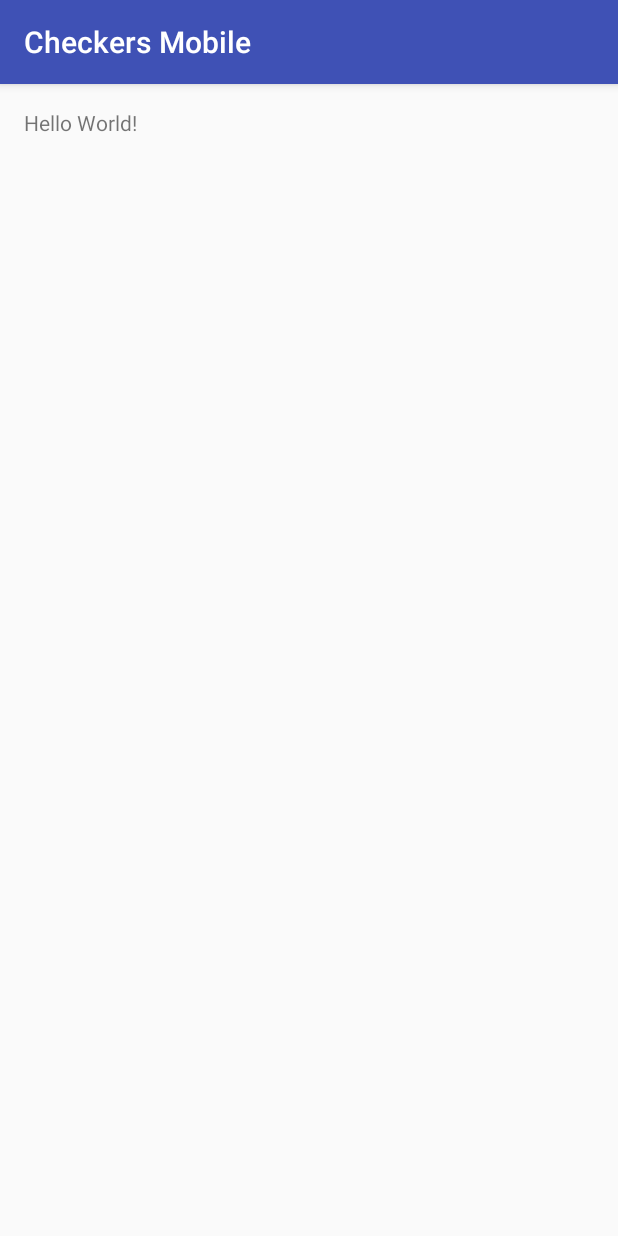
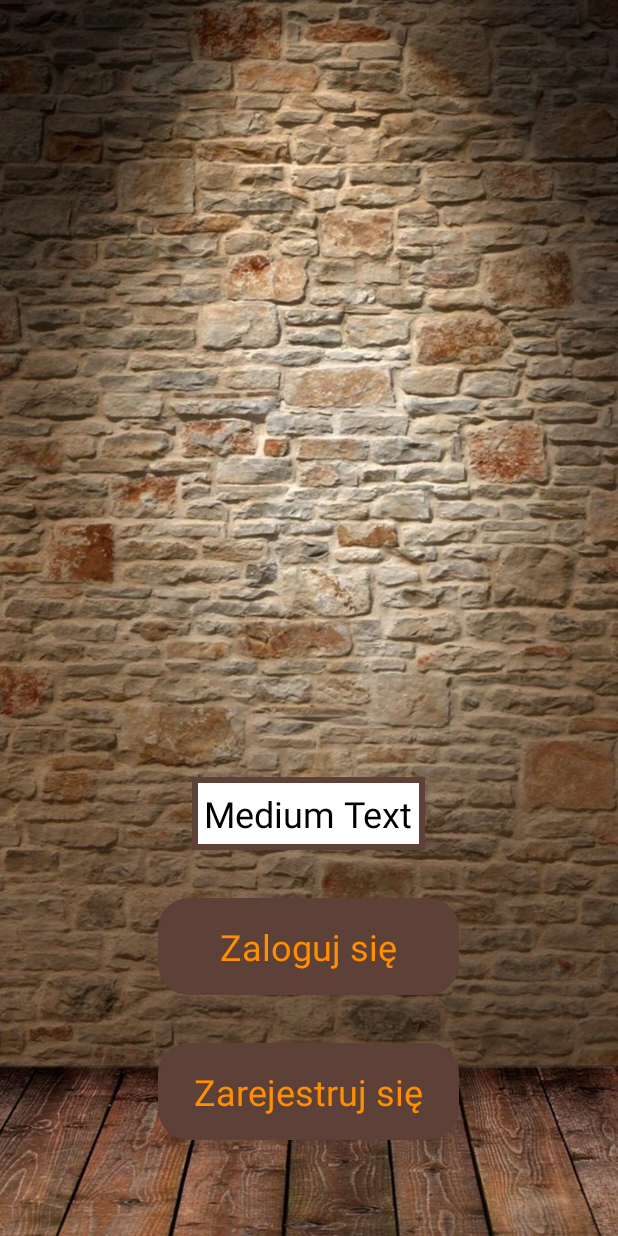
Before and after one commit to PSyron/CheckersMobile, an Android app: the screen it shows after launch (LoginActivity), on a phone screen of 412 x 824 dp. Run offline under Robolectric (Android 15) with nearby library versions, the phone set to English and light mode, and no system bars; our stand-ins replace ButterKnife.

Commit message:
Login UI in progress

```diff
--- a/MyApplication/app/src/main/AndroidManifest.xml
+++ b/MyApplication/app/src/main/AndroidManifest.xml
@@ -8,7 +8,9 @@
         android:label="@string/app_name"
         android:supportsRtl="true"
         android:theme="@style/AppTheme">
-        <activity android:name=".gui.LoginActivity">
+        <activity
+            android:name=".gui.LoginActivity"
+            android:theme="@style/Theme.AppCompat.Light.NoActionBar">
             <intent-filter>
                 <action android:name="android.intent.action.MAIN" />
 
--- a/MyApplication/app/src/main/java/pl/checkersmobile/gui/LoginActivity.java
+++ b/MyApplication/app/src/main/java/pl/checkersmobile/gui/LoginActivity.java
@@ -3,6 +3,8 @@ package pl.checkersmobile.gui;
 import android.os.Bundle;
 import android.support.v7.app.AppCompatActivity;
 import android.widget.TextView;
+
+import org.w3c.dom.Text;
 
 import butterknife.Bind;
 import butterknife.ButterKnife;
@@ -10,8 +12,11 @@ import pl.checkersmobile.R;
 
 public class LoginActivity extends AppCompatActivity {
 
-    @Bind(R.id.hello_world)
-    TextView mHelloWorld;
+    @Bind(R.id.activity_login_tvLogin)
+    TextView tvLogin;
+    @Bind(R.id.activity_login_tvRegister)
+    TextView tvRegister;
+
 
     @Override
     protected void onCreate(Bundle savedInstanceState) {
--- /dev/null
+++ b/MyApplication/app/src/main/res/drawable/rounded_button.xml
@@ -0,0 +1,17 @@
+<?xml version="1.0" encoding="utf-8"?>
+<shape xmlns:android="http://schemas.android.com/apk/res/android" >
+
+    <stroke
+        android:width="1dp"
+        android:color="@color/buttonBng" />
+
+    <solid android:color="@color/buttonBng" />
+
+    <padding
+        android:left="2dp"
+        android:right="2dp"
+        android:top="2dp" />
+
+    <corners android:radius="20dp" />
+
+</shape>
--- /dev/null
+++ b/MyApplication/app/src/main/res/drawable/textbox_stroke.xml
@@ -0,0 +1,4 @@
+<shape xmlns:android="http://schemas.android.com/apk/res/android" android:shape="rectangle" >
+    <stroke android:width="4dp" android:color="@color/buttonBng" />
+    <solid  android:color="@android:color/white"/>
+</shape>
--- a/MyApplication/app/src/main/res/layout/activity_login.xml
+++ b/MyApplication/app/src/main/res/layout/activity_login.xml
@@ -3,15 +3,44 @@
     xmlns:tools="http://schemas.android.com/tools"
     android:layout_width="match_parent"
     android:layout_height="match_parent"
-    android:paddingBottom="@dimen/activity_vertical_margin"
-    android:paddingLeft="@dimen/activity_horizontal_margin"
-    android:paddingRight="@dimen/activity_horizontal_margin"
-    android:paddingTop="@dimen/activity_vertical_margin"
-    tools:context=".LoginActivity">
+    tools:context=".LoginActivity"
+    android:background="@drawable/main_bng">
+
+    <LinearLayout
+        android:layout_width="wrap_content"
+        android:layout_height="wrap_content"
+        android:orientation="vertical"
+        android:layout_alignParentBottom="true"
+        android:layout_centerHorizontal="true"
+        android:layout_marginBottom="48dp"
+        android:id="@+id/linearLayout">
+
+        <TextView
+            style="@style/CustomButton"
+            android:id="@+id/activity_login_tvLogin"
+            android:layout_width="match_parent"
+            android:layout_height="match_parent"
+            android:text= "@string/login_label"
+            android:layout_alignParentTop="true"
+            android:layout_centerHorizontal="true" />
+        <TextView
+            style="@style/CustomButton"
+            android:id="@+id/activity_login_tvRegister"
+            android:layout_width= "match_parent"
+            android:layout_height="match_parent"
+            android:text="@string/register_label"
+            android:layout_alignParentBottom="true"
+            android:layout_centerHorizontal="true" />
+    </LinearLayout>
 
     <TextView
-        android:id="@+id/hello_world"
         android:layout_width="wrap_content"
         android:layout_height="wrap_content"
-        android:text="Hello World!" />
+        style="@style/CustomTextBox"
+        android:text="Medium Text"
+        android:id="@+id/activity_login_tvLoginValue"
+        android:layout_above="@+id/linearLayout"
+        android:layout_centerHorizontal="true"
+        android:layout_marginBottom="91dp" />
+
 </RelativeLayout>
--- a/MyApplication/app/src/main/res/values/colors.xml
+++ b/MyApplication/app/src/main/res/values/colors.xml
@@ -3,4 +3,7 @@
     <color name="colorPrimary">#3F51B5</color>
     <color name="colorPrimaryDark">#303F9F</color>
     <color name="colorAccent">#FF4081</color>
+    <color name="buttonText">#FF8F00</color>
+    <color name="buttonBng">#5D4037</color>
+
 </resources>
--- a/MyApplication/app/src/main/res/values/dimens.xml
+++ b/MyApplication/app/src/main/res/values/dimens.xml
@@ -2,4 +2,6 @@
     <!-- Default screen margins, per the Android Design guidelines. -->
     <dimen name="activity_horizontal_margin">16dp</dimen>
     <dimen name="activity_vertical_margin">16dp</dimen>
+    <dimen name="custom_btn_horizontal">1000dp</dimen>
+    <dimen name="custom_btn_vertical">240dp</dimen>
 </resources>
--- a/MyApplication/app/src/main/res/values/strings.xml
+++ b/MyApplication/app/src/main/res/values/strings.xml
@@ -1,3 +1,6 @@
 <resources>
     <string name="app_name">Checkers Mobile</string>
+    <string name="login_label">Zaloguj się</string>
+    <string name="register_label">Zarejestruj się</string>
+
 </resources>
--- a/MyApplication/app/src/main/res/values/styles.xml
+++ b/MyApplication/app/src/main/res/values/styles.xml
@@ -8,4 +8,28 @@
         <item name="colorAccent">@color/colorAccent</item>
     </style>
 
+    <style name="CustomButton" parent="@android:style/Widget.TextView">
+        <item name="android:textColor">@color/buttonText</item>
+        <item name="android:textSize">24sp</item>
+        <item name="android:textStyle">normal</item>
+        <item name="android:background">@drawable/rounded_button</item>
+        <item name="android:gravity">center</item>
+        <item name="android:paddingBottom">16dp</item>
+        <item name="android:paddingTop">16dp</item>
+        <item name="android:paddingLeft">24dp</item>
+        <item name="android:paddingRight">24dp</item>
+        <item name="android:layout_margin">16dp</item>
+    </style>
+
+    <style name="CustomTextBox" parent="@android:style/Widget.TextView">
+        <item name="android:textColor">@android:color/black</item>
+        <item name="android:textSize">24sp</item>
+        <item name="android:textStyle">normal</item>
+        <item name="android:background">@drawable/textbox_stroke</item>
+        <item name="android:gravity">left</item>
+        <item name="android:padding">8dp</item>
+        <item name="android:layout_margin">16dp</item>
+    </style>
+
+
 </resources>
```
Also changed, not shown: MyApplication/app/src/main/res/drawable/main_bng.jpg (added), 2 other files.
